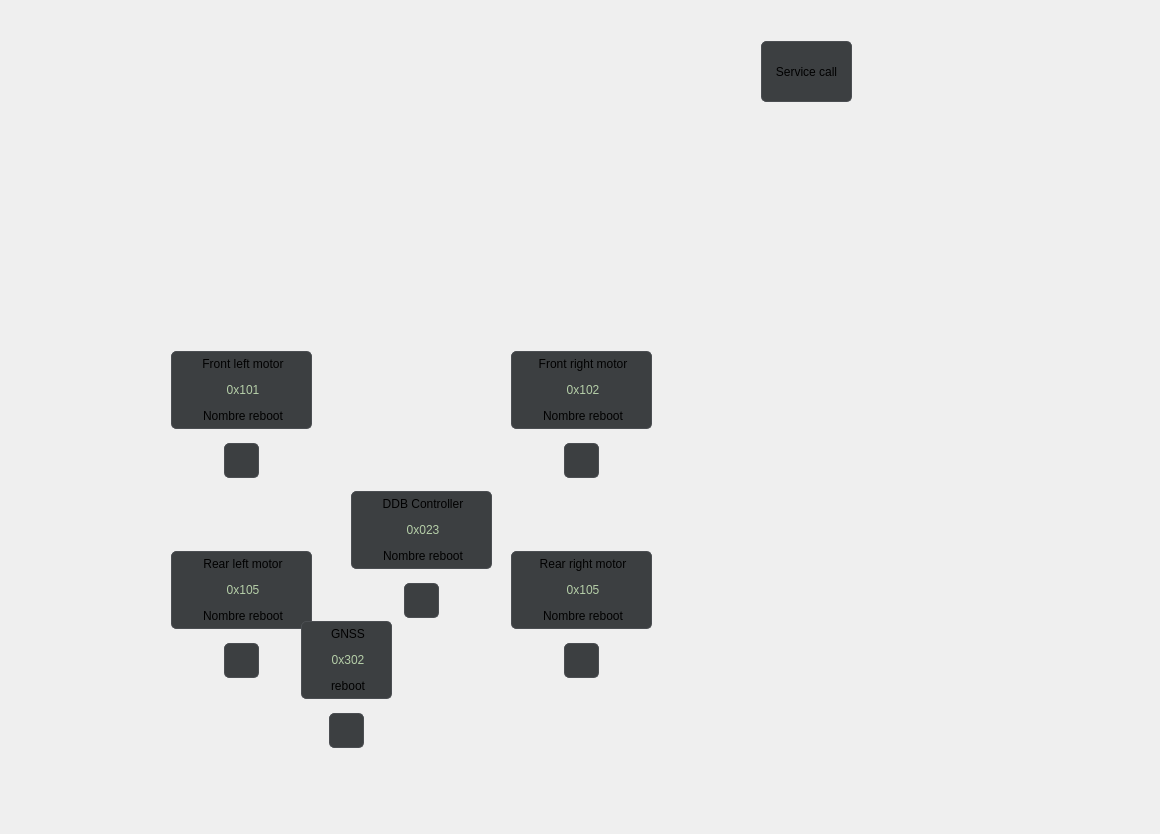
Qt form rover_gui/ui/ui/DeviceStatus.ui (robotique-udes/rover) before a commit.
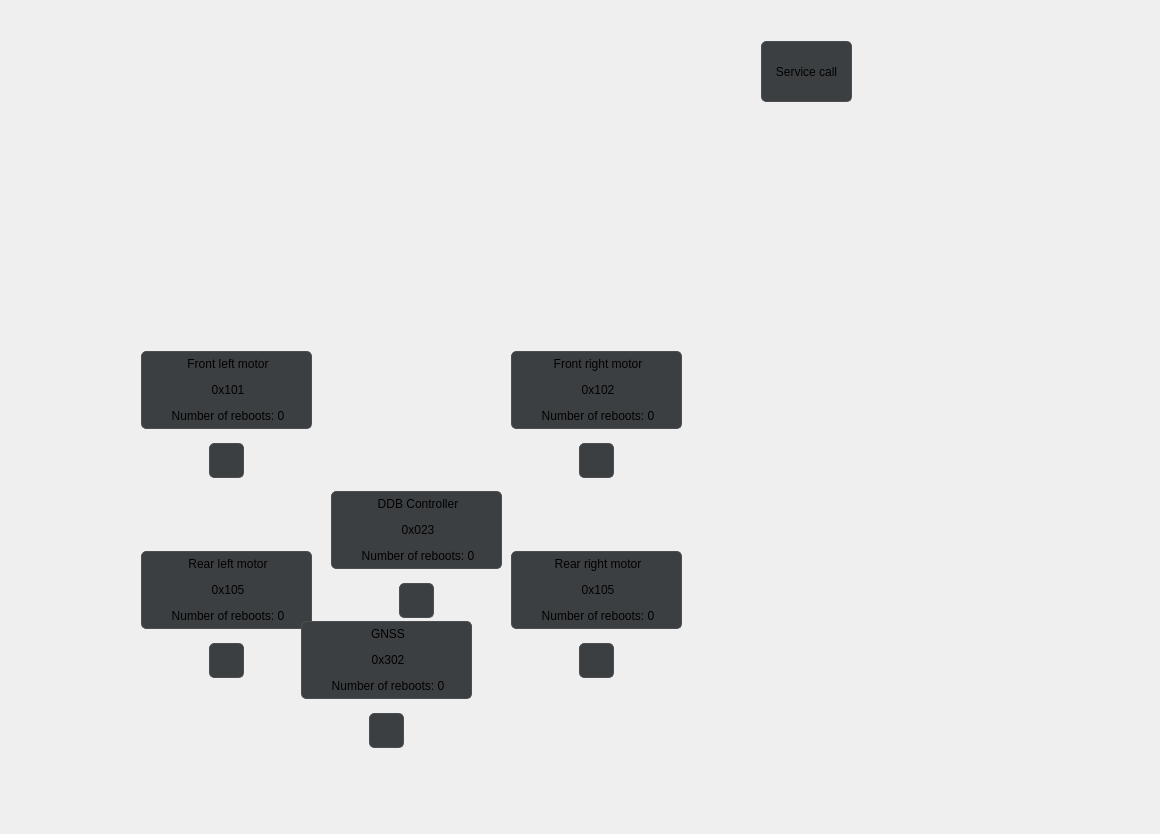
The same form after that commit. Icons and pictures are not drawn.

Commit message: minor changes + deleting unused resizing func

The edit to the form file:
```diff
--- a/rover_gui/ui/ui/DeviceStatus.ui
+++ b/rover_gui/ui/ui/DeviceStatus.ui
@@ -67,7 +67,7 @@
        <rect>
         <x>500</x>
         <y>340</y>
-        <width>141</width>
+        <width>171</width>
         <height>141</height>
        </rect>
       </property>
@@ -94,7 +94,7 @@
 	}</string>
          </property>
          <property name="text">
-          <string>&lt;html&gt;&lt;head/&gt;&lt;body&gt;&lt;p align=&quot;center&quot;&gt;Front right motor&lt;/p&gt;&lt;p align=&quot;center&quot;&gt;&lt;span style=&quot; font-family:'Droid Sans Mono','monospace','monospace'; font-size:12px; color:#b5cea8;&quot;&gt;0x102&lt;/span&gt;&lt;/p&gt;&lt;p align=&quot;center&quot;&gt;Nombre reboot&lt;/p&gt;&lt;/body&gt;&lt;/html&gt;</string>
+          <string>&lt;html&gt;&lt;head/&gt;&lt;body&gt;&lt;p align=&quot;center&quot;&gt;Front right motor&lt;/p&gt;&lt;p align=&quot;center&quot;&gt;&lt;span style=&quot; font-family:'Droid Sans Mono','monospace','monospace'; font-size:12px; color:#000000;&quot;&gt;0x102&lt;/span&gt;&lt;/p&gt;&lt;p align=&quot;center&quot;&gt;Number of reboots: 0&lt;/p&gt;&lt;/body&gt;&lt;/html&gt;</string>
          </property>
         </widget>
        </item>
@@ -113,7 +113,7 @@
              <enum>Qt::Horizontal</enum>
             </property>
             <property name="sizeType">
-             <enum>QSizePolicy::Fixed</enum>
+             <enum>QSizePolicy::Expanding</enum>
             </property>
             <property name="sizeHint" stdset="0">
              <size>
@@ -177,7 +177,7 @@
              <enum>Qt::Horizontal</enum>
             </property>
             <property name="sizeType">
-             <enum>QSizePolicy::Fixed</enum>
+             <enum>QSizePolicy::Expanding</enum>
             </property>
             <property name="sizeHint" stdset="0">
              <size>
@@ -216,9 +216,9 @@
      <widget class="QWidget" name="frontleftMotor" native="true">
       <property name="geometry">
        <rect>
-        <x>160</x>
+        <x>130</x>
         <y>340</y>
-        <width>141</width>
+        <width>171</width>
         <height>141</height>
        </rect>
       </property>
@@ -245,7 +245,7 @@
 	}</string>
          </property>
          <property name="text">
-          <string>&lt;html&gt;&lt;head/&gt;&lt;body&gt;&lt;p align=&quot;center&quot;&gt;Front left motor&lt;/p&gt;&lt;p align=&quot;center&quot;&gt;&lt;span style=&quot; font-family:'Droid Sans Mono','monospace','monospace'; font-size:12px; color:#b5cea8;&quot;&gt;0x101&lt;/span&gt;&lt;/p&gt;&lt;p align=&quot;center&quot;&gt;Nombre reboot&lt;/p&gt;&lt;/body&gt;&lt;/html&gt;</string>
+          <string>&lt;html&gt;&lt;head/&gt;&lt;body&gt;&lt;p align=&quot;center&quot;&gt;Front left motor&lt;/p&gt;&lt;p align=&quot;center&quot;&gt;&lt;span style=&quot; font-family:'Droid Sans Mono','monospace','monospace'; font-size:12px; color:#000000;&quot;&gt;0x101&lt;/span&gt;&lt;/p&gt;&lt;p align=&quot;center&quot;&gt;Number of reboots: 0&lt;/p&gt;&lt;/body&gt;&lt;/html&gt;</string>
          </property>
         </widget>
        </item>
@@ -264,7 +264,7 @@
              <enum>Qt::Horizontal</enum>
             </property>
             <property name="sizeType">
-             <enum>QSizePolicy::Fixed</enum>
+             <enum>QSizePolicy::Expanding</enum>
             </property>
             <property name="sizeHint" stdset="0">
              <size>
@@ -328,7 +328,7 @@
              <enum>Qt::Horizontal</enum>
             </property>
             <property name="sizeType">
-             <enum>QSizePolicy::Fixed</enum>
+             <enum>QSizePolicy::Expanding</enum>
             </property>
             <property name="sizeHint" stdset="0">
              <size>
@@ -346,9 +346,9 @@
      <widget class="QWidget" name="rearleftMotor" native="true">
       <property name="geometry">
        <rect>
-        <x>160</x>
+        <x>130</x>
         <y>540</y>
-        <width>141</width>
+        <width>171</width>
         <height>141</height>
        </rect>
       </property>
@@ -375,7 +375,7 @@
 	}</string>
          </property>
          <property name="text">
-          <string>&lt;html&gt;&lt;head/&gt;&lt;body&gt;&lt;p align=&quot;center&quot;&gt;Rear left motor&lt;/p&gt;&lt;p align=&quot;center&quot;&gt;&lt;span style=&quot; font-family:'Droid Sans Mono','monospace','monospace'; font-size:12px; color:#b5cea8;&quot;&gt;0x105&lt;/span&gt;&lt;/p&gt;&lt;p align=&quot;center&quot;&gt;Nombre reboot&lt;/p&gt;&lt;/body&gt;&lt;/html&gt;</string>
+          <string>&lt;html&gt;&lt;head/&gt;&lt;body&gt;&lt;p align=&quot;center&quot;&gt;Rear left motor&lt;/p&gt;&lt;p align=&quot;center&quot;&gt;&lt;span style=&quot; font-family:'Droid Sans Mono','monospace','monospace'; font-size:12px; color:#000000;&quot;&gt;0x105&lt;/span&gt;&lt;/p&gt;&lt;p align=&quot;center&quot;&gt;Number of reboots: 0&lt;/p&gt;&lt;/body&gt;&lt;/html&gt;</string>
          </property>
         </widget>
        </item>
@@ -394,7 +394,7 @@
              <enum>Qt::Horizontal</enum>
             </property>
             <property name="sizeType">
-             <enum>QSizePolicy::Fixed</enum>
+             <enum>QSizePolicy::Expanding</enum>
             </property>
             <property name="sizeHint" stdset="0">
              <size>
@@ -458,7 +458,7 @@
              <enum>Qt::Horizontal</enum>
             </property>
             <property name="sizeType">
-             <enum>QSizePolicy::Fixed</enum>
+             <enum>QSizePolicy::Expanding</enum>
             </property>
             <property name="sizeHint" stdset="0">
              <size>
@@ -478,7 +478,7 @@
        <rect>
         <x>500</x>
         <y>540</y>
-        <width>141</width>
+        <width>171</width>
         <height>141</height>
        </rect>
       </property>
@@ -505,7 +505,7 @@
 	}</string>
          </property>
          <property name="text">
-          <string>&lt;html&gt;&lt;head/&gt;&lt;body&gt;&lt;p align=&quot;center&quot;&gt;Rear right motor&lt;/p&gt;&lt;p align=&quot;center&quot;&gt;&lt;span style=&quot; font-family:'Droid Sans Mono','monospace','monospace'; font-size:12px; color:#b5cea8;&quot;&gt;0x105&lt;/span&gt;&lt;/p&gt;&lt;p align=&quot;center&quot;&gt;Nombre reboot&lt;/p&gt;&lt;/body&gt;&lt;/html&gt;</string>
+          <string>&lt;html&gt;&lt;head/&gt;&lt;body&gt;&lt;p align=&quot;center&quot;&gt;Rear right motor&lt;/p&gt;&lt;p align=&quot;center&quot;&gt;&lt;span style=&quot; font-family:'Droid Sans Mono','monospace','monospace'; font-size:12px; color:#000000;&quot;&gt;0x105&lt;/span&gt;&lt;/p&gt;&lt;p align=&quot;center&quot;&gt;Number of reboots: 0&lt;/p&gt;&lt;/body&gt;&lt;/html&gt;</string>
          </property>
         </widget>
        </item>
@@ -524,7 +524,7 @@
              <enum>Qt::Horizontal</enum>
             </property>
             <property name="sizeType">
-             <enum>QSizePolicy::Fixed</enum>
+             <enum>QSizePolicy::Expanding</enum>
             </property>
             <property name="sizeHint" stdset="0">
              <size>
@@ -588,7 +588,7 @@
              <enum>Qt::Horizontal</enum>
             </property>
             <property name="sizeType">
-             <enum>QSizePolicy::Fixed</enum>
+             <enum>QSizePolicy::Expanding</enum>
             </property>
             <property name="sizeHint" stdset="0">
              <size>
@@ -606,9 +606,9 @@
      <widget class="QWidget" name="ddbController" native="true">
       <property name="geometry">
        <rect>
-        <x>340</x>
+        <x>320</x>
         <y>480</y>
-        <width>141</width>
+        <width>171</width>
         <height>141</height>
        </rect>
       </property>
@@ -635,7 +635,7 @@
 	}</string>
          </property>
          <property name="text">
-          <string>&lt;html&gt;&lt;head/&gt;&lt;body&gt;&lt;p align=&quot;center&quot;&gt;DDB Controller&lt;/p&gt;&lt;p align=&quot;center&quot;&gt;&lt;span style=&quot; font-family:'Droid Sans Mono','monospace','monospace'; font-size:12px; color:#b5cea8;&quot;&gt;0x023&lt;/span&gt;&lt;/p&gt;&lt;p align=&quot;center&quot;&gt;Nombre reboot&lt;/p&gt;&lt;/body&gt;&lt;/html&gt;</string>
+          <string>&lt;html&gt;&lt;head/&gt;&lt;body&gt;&lt;p align=&quot;center&quot;&gt;DDB Controller&lt;/p&gt;&lt;p align=&quot;center&quot;&gt;&lt;span style=&quot; font-family:'Droid Sans Mono','monospace','monospace'; font-size:12px; color:#000000;&quot;&gt;0x023&lt;/span&gt;&lt;/p&gt;&lt;p align=&quot;center&quot;&gt;Number of reboots: 0&lt;/p&gt;&lt;/body&gt;&lt;/html&gt;</string>
          </property>
         </widget>
        </item>
@@ -654,7 +654,7 @@
              <enum>Qt::Horizontal</enum>
             </property>
             <property name="sizeType">
-             <enum>QSizePolicy::Fixed</enum>
+             <enum>QSizePolicy::Expanding</enum>
             </property>
             <property name="sizeHint" stdset="0">
              <size>
@@ -718,7 +718,7 @@
              <enum>Qt::Horizontal</enum>
             </property>
             <property name="sizeType">
-             <enum>QSizePolicy::Fixed</enum>
+             <enum>QSizePolicy::Expanding</enum>
             </property>
             <property name="sizeHint" stdset="0">
              <size>
@@ -738,7 +738,7 @@
        <rect>
         <x>290</x>
         <y>610</y>
-        <width>91</width>
+        <width>171</width>
         <height>141</height>
        </rect>
       </property>
@@ -765,7 +765,7 @@
 	}</string>
          </property>
          <property name="text">
-          <string>&lt;html&gt;&lt;head/&gt;&lt;body&gt;&lt;p align=&quot;center&quot;&gt;GNSS&lt;/p&gt;&lt;p align=&quot;center&quot;&gt;&lt;span style=&quot; font-family:'Droid Sans Mono','monospace','monospace'; font-size:12px; color:#b5cea8;&quot;&gt;0x302&lt;/span&gt;&lt;/p&gt;&lt;p align=&quot;center&quot;&gt;reboot&lt;/p&gt;&lt;/body&gt;&lt;/html&gt;</string>
+          <string>&lt;html&gt;&lt;head/&gt;&lt;body&gt;&lt;p align=&quot;center&quot;&gt;GNSS&lt;/p&gt;&lt;p align=&quot;center&quot;&gt;&lt;span style=&quot; font-family:'Droid Sans Mono','monospace','monospace'; font-size:12px; color:#000000;&quot;&gt;0x302&lt;/span&gt;&lt;/p&gt;&lt;p align=&quot;center&quot;&gt;Number of reboots: 0&lt;/p&gt;&lt;/body&gt;&lt;/html&gt;</string>
          </property>
         </widget>
        </item>
```
The commit also changes 2 other files.
